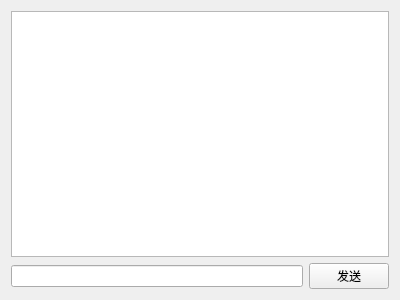
Above: mainwindow.ui from yj235/ParrotClient before the change. Below: the same form after it.
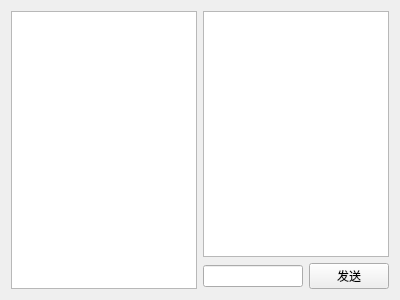
That is the form after the change.

Patch:
```diff
--- a/mainwindow.ui
+++ b/mainwindow.ui
@@ -13,11 +13,16 @@
   <property name="windowTitle">
    <string>Form</string>
   </property>
-  <layout class="QGridLayout" name="gridLayout">
-   <item row="0" column="0">
-    <widget class="QListWidget" name="listWidget_contacts"/>
+  <layout class="QHBoxLayout" name="horizontalLayout_2">
+   <item>
+    <widget class="QListView" name="listView"/>
    </item>
-   <item row="1" column="0">
+   <item>
+    <layout class="QVBoxLayout" name="verticalLayout">
+     <item>
+      <widget class="QTextBrowser" name="textBrowser"/>
+     </item>
+     <item>
     <layout class="QHBoxLayout" name="horizontalLayout">
      <item>
       <widget class="QLineEdit" name="lineEdit"/>
@@ -28,6 +33,8 @@
         <string>发送</string>
        </property>
       </widget>
+       </item>
+      </layout>
      </item>
     </layout>
    </item>
```
Lines whose indentation alone changed are shown as unchanged.
